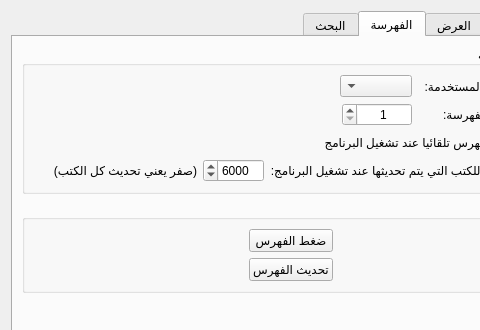
The window that src/settingsdialog.ui (boussouira/moltaqa) describes before a commit, drawn with Qt 5; both pictures show x 0 to 480 and y 0 to 330 of the 582 by 479 pixel window.
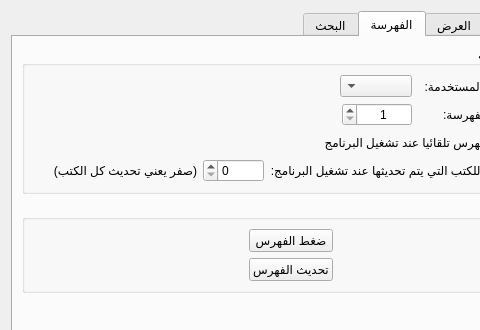
The same window after the commit.

Commit message: Set max book to update to be unlimited

The edit to the form file:
```diff
--- a/src/settingsdialog.ui
+++ b/src/settingsdialog.ui
@@ -600,9 +600,6 @@
               <property name="maximum">
                <number>50000</number>
               </property>
-              <property name="value">
-               <number>6000</number>
-              </property>
              </widget>
             </item>
             <item>
```
The commit also changes 2 other files.
